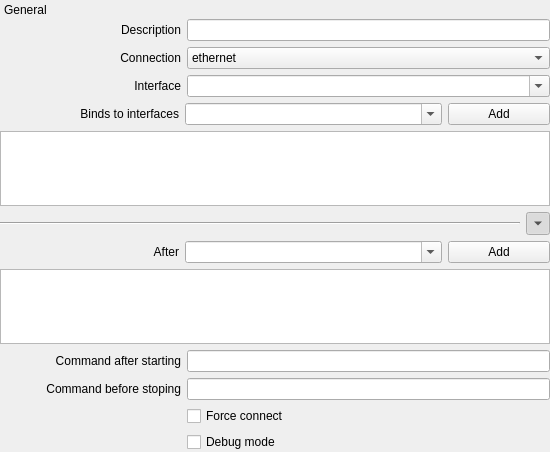
arcan1s/netctl-gui, file sources/gui/src/generalwidget.ui: the form before one commit.
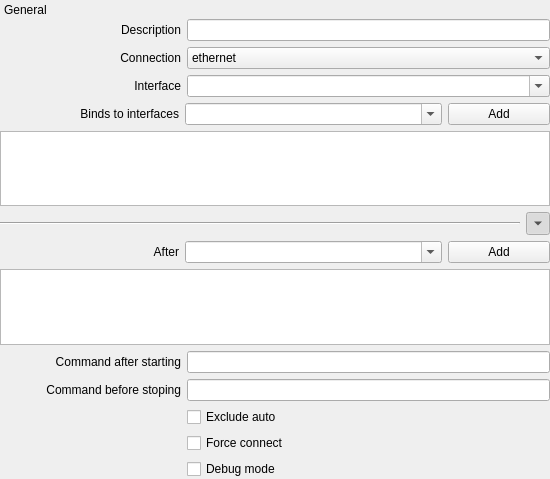
The form after the commit.

What changed in the file:
```diff
--- a/sources/gui/src/generalwidget.ui
+++ b/sources/gui/src/generalwidget.ui
@@ -7,7 +7,7 @@
     <x>0</x>
     <y>0</y>
     <width>550</width>
-    <height>452</height>
+    <height>479</height>
    </rect>
   </property>
   <layout class="QVBoxLayout" name="verticalLayout_4">
@@ -417,6 +417,36 @@
             </item>
            </layout>
           </item>
+          <item>
+           <layout class="QHBoxLayout" name="layout_exclude">
+            <item>
+             <widget class="QLabel" name="label_exclude">
+              <property name="sizePolicy">
+               <sizepolicy hsizetype="Preferred" vsizetype="Preferred">
+                <horstretch>1</horstretch>
+                <verstretch>0</verstretch>
+               </sizepolicy>
+              </property>
+             </widget>
+            </item>
+            <item>
+             <widget class="QCheckBox" name="checkBox_exclude">
+              <property name="sizePolicy">
+               <sizepolicy hsizetype="Minimum" vsizetype="Fixed">
+                <horstretch>2</horstretch>
+                <verstretch>0</verstretch>
+               </sizepolicy>
+              </property>
+              <property name="toolTip">
+               <string>Whether or not to exclude this profile from automatic profile selection</string>
+              </property>
+              <property name="text">
+               <string>Exclude auto</string>
+              </property>
+             </widget>
+            </item>
+           </layout>
+          </item>
           <item>
            <layout class="QHBoxLayout" name="layout_forceConnect">
             <item>
```
